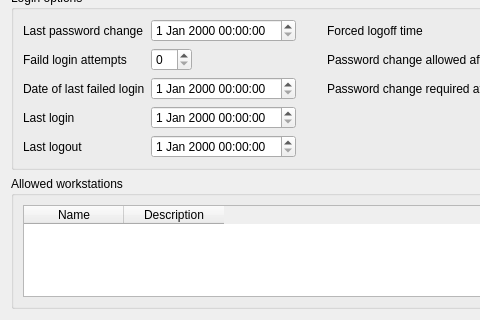
gonicus/clacks, file agent/src/clacks/agent/data/templates/default/user-samba.ui: the form before one commit; both pictures show x 0 to 480 and y 280 to 600 of the 671 by 600 pixel window.
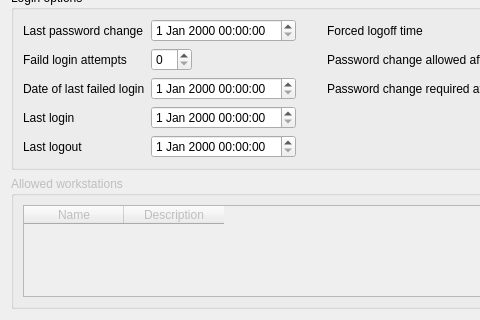
The form after the commit. Icons and pictures are not drawn.

Commit message: Disable not used widget

Diff of the .ui file:
```diff
--- a/agent/src/clacks/agent/data/templates/default/user-samba.ui
+++ b/agent/src/clacks/agent/data/templates/default/user-samba.ui
@@ -371,6 +371,9 @@
    </item>
    <item row="2" column="0">
     <widget class="QGroupBox" name="groupBox">
+     <property name="enabled">
+      <bool>false</bool>
+     </property>
      <property name="title">
       <string>Allowed workstations</string>
      </property>
```
